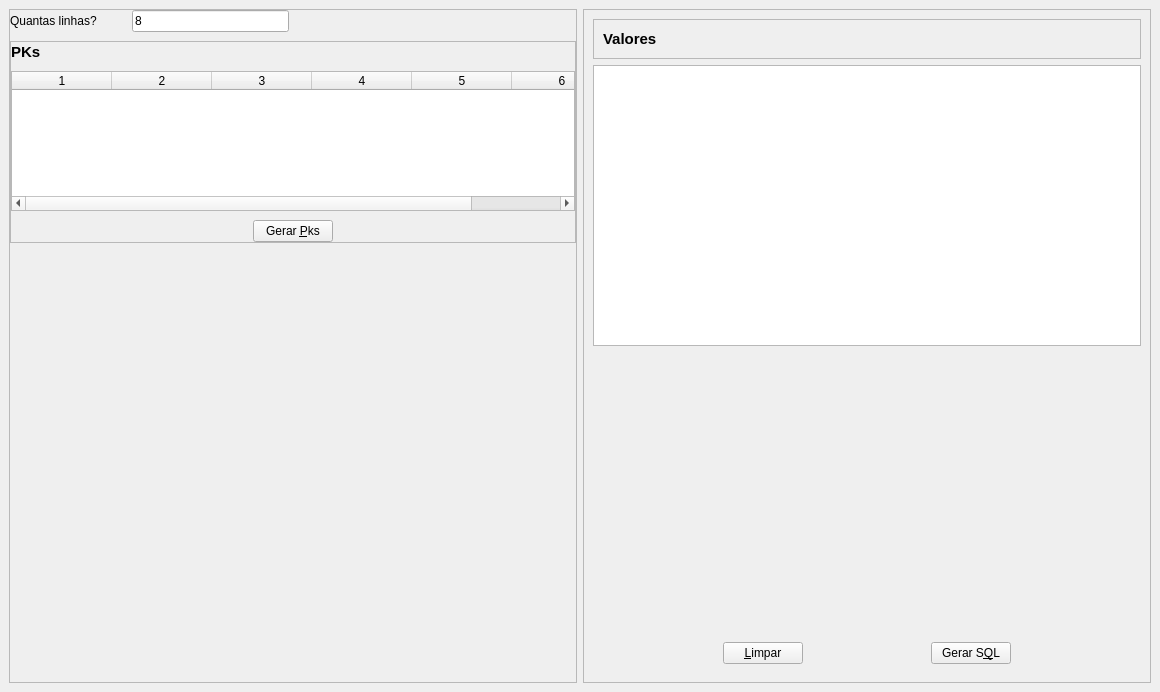
The window that code/sql/applications/insert_generator/table_insert_generator.ui (rodrigocanellas/tenacitas) describes before a commit, drawn with Qt 5.
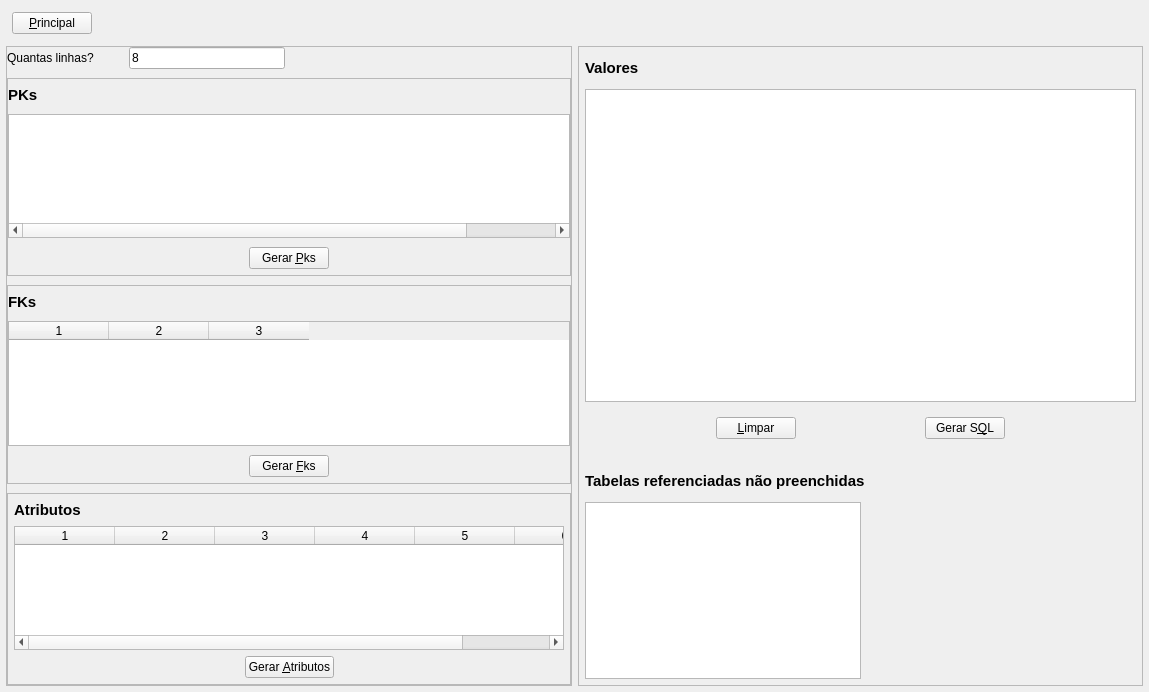
The same window after the commit. Icons and pictures are not drawn.

Patch:
```diff
--- a/code/sql/applications/insert_generator/table_insert_generator.ui
+++ b/code/sql/applications/insert_generator/table_insert_generator.ui
@@ -6,7 +6,7 @@
    <rect>
     <x>0</x>
     <y>0</y>
-    <width>1160</width>
+    <width>1149</width>
     <height>692</height>
    </rect>
   </property>
@@ -18,6 +18,64 @@
     <normaloff>:/capemisa_pequeno.png</normaloff>:/capemisa_pequeno.png</iconset>
   </property>
   <widget class="QWidget" name="centralwidget">
+   <layout class="QVBoxLayout" name="verticalLayout_5">
+    <property name="leftMargin">
+     <number>6</number>
+    </property>
+    <property name="topMargin">
+     <number>6</number>
+    </property>
+    <property name="rightMargin">
+     <number>6</number>
+    </property>
+    <property name="bottomMargin">
+     <number>6</number>
+    </property>
+    <item>
+     <widget class="QFrame" name="fraMain">
+      <property name="frameShape">
+       <enum>QFrame::NoFrame</enum>
+      </property>
+      <property name="frameShadow">
+       <enum>QFrame::Raised</enum>
+      </property>
+      <layout class="QHBoxLayout" name="horizontalLayout_9">
+       <property name="leftMargin">
+        <number>6</number>
+       </property>
+       <property name="topMargin">
+        <number>6</number>
+       </property>
+       <property name="rightMargin">
+        <number>6</number>
+       </property>
+       <property name="bottomMargin">
+        <number>6</number>
+       </property>
+       <item>
+        <widget class="QPushButton" name="btnMain">
+         <property name="text">
+          <string>&amp;Principal</string>
+         </property>
+        </widget>
+       </item>
+       <item>
+        <spacer name="horizontalSpacer_13">
+         <property name="orientation">
+          <enum>Qt::Horizontal</enum>
+         </property>
+         <property name="sizeHint" stdset="0">
+          <size>
+           <width>1036</width>
+           <height>20</height>
+          </size>
+         </property>
+        </spacer>
+       </item>
+      </layout>
+     </widget>
+    </item>
+    <item>
    <layout class="QHBoxLayout" name="horizontalLayout_3">
     <item>
      <widget class="QFrame" name="fraDefinitons">
@@ -27,7 +85,7 @@
       <property name="frameShadow">
        <enum>QFrame::Raised</enum>
       </property>
-      <layout class="QVBoxLayout" name="verticalLayout_2" stretch="5,30,65">
+        <layout class="QVBoxLayout" name="verticalLayout_4">
        <property name="spacing">
         <number>9</number>
        </property>
@@ -106,13 +164,13 @@
            <number>0</number>
           </property>
           <property name="topMargin">
-           <number>0</number>
+             <number>6</number>
           </property>
           <property name="rightMargin">
            <number>0</number>
           </property>
           <property name="bottomMargin">
-           <number>0</number>
+             <number>6</number>
           </property>
           <item>
            <layout class="QHBoxLayout" name="horizontalLayout_2">
@@ -154,10 +212,10 @@
              <number>6</number>
             </property>
             <attribute name="horizontalHeaderVisible">
-             <bool>true</bool>
+               <bool>false</bool>
             </attribute>
             <attribute name="verticalHeaderVisible">
-             <bool>true</bool>
+               <bool>false</bool>
             </attribute>
             <column/>
             <column/>
@@ -208,17 +266,214 @@
         </widget>
        </item>
        <item>
-        <spacer name="verticalSpacer">
+          <widget class="QFrame" name="fraFks">
+           <property name="frameShape">
+            <enum>QFrame::StyledPanel</enum>
+           </property>
+           <property name="frameShadow">
+            <enum>QFrame::Raised</enum>
+           </property>
+           <layout class="QVBoxLayout" name="verticalLayout_2" stretch="10,75,15">
+            <property name="spacing">
+             <number>9</number>
+            </property>
+            <property name="leftMargin">
+             <number>0</number>
+            </property>
+            <property name="topMargin">
+             <number>6</number>
+            </property>
+            <property name="rightMargin">
+             <number>0</number>
+            </property>
+            <property name="bottomMargin">
+             <number>6</number>
+            </property>
+            <item>
+             <layout class="QHBoxLayout" name="horizontalLayout_7">
+              <item>
+               <widget class="QLabel" name="lblFks">
+                <property name="font">
+                 <font>
+                  <pointsize>11</pointsize>
+                  <weight>75</weight>
+                  <bold>true</bold>
+                 </font>
+                </property>
+                <property name="text">
+                 <string>FKs</string>
+                </property>
+               </widget>
+              </item>
+              <item>
+               <spacer name="horizontalSpacer_10">
          <property name="orientation">
-          <enum>Qt::Vertical</enum>
+                 <enum>Qt::Horizontal</enum>
          </property>
          <property name="sizeHint" stdset="0">
           <size>
-           <width>20</width>
-           <height>304</height>
+                  <width>40</width>
+                  <height>20</height>
           </size>
          </property>
         </spacer>
+              </item>
+             </layout>
+            </item>
+            <item>
+             <widget class="QTableWidget" name="tblFks">
+              <property name="columnCount">
+               <number>3</number>
+              </property>
+              <column/>
+              <column/>
+              <column/>
+             </widget>
+            </item>
+            <item>
+             <layout class="QHBoxLayout" name="horizontalLayout_8">
+              <item>
+               <spacer name="horizontalSpacer_11">
+                <property name="orientation">
+                 <enum>Qt::Horizontal</enum>
+                </property>
+                <property name="sizeHint" stdset="0">
+                 <size>
+                  <width>40</width>
+                  <height>20</height>
+                 </size>
+                </property>
+               </spacer>
+              </item>
+              <item>
+               <widget class="QPushButton" name="btnGenFks">
+                <property name="text">
+                 <string>Gerar &amp;Fks</string>
+                </property>
+               </widget>
+              </item>
+              <item>
+               <spacer name="horizontalSpacer_12">
+                <property name="orientation">
+                 <enum>Qt::Horizontal</enum>
+                </property>
+                <property name="sizeHint" stdset="0">
+                 <size>
+                  <width>40</width>
+                  <height>20</height>
+                 </size>
+                </property>
+               </spacer>
+              </item>
+             </layout>
+            </item>
+           </layout>
+          </widget>
+         </item>
+         <item>
+          <widget class="QFrame" name="fraAttrs">
+           <property name="frameShape">
+            <enum>QFrame::StyledPanel</enum>
+           </property>
+           <property name="frameShadow">
+            <enum>QFrame::Raised</enum>
+           </property>
+           <layout class="QVBoxLayout" name="verticalLayout_6" stretch="1,8,1">
+            <property name="leftMargin">
+             <number>6</number>
+            </property>
+            <property name="topMargin">
+             <number>6</number>
+            </property>
+            <property name="rightMargin">
+             <number>6</number>
+            </property>
+            <property name="bottomMargin">
+             <number>6</number>
+            </property>
+            <item>
+             <layout class="QHBoxLayout" name="horizontalLayout_12">
+              <item>
+               <widget class="QLabel" name="lblAttrs">
+                <property name="font">
+                 <font>
+                  <pointsize>11</pointsize>
+                  <weight>75</weight>
+                  <bold>true</bold>
+                 </font>
+                </property>
+                <property name="text">
+                 <string>Atributos</string>
+                </property>
+               </widget>
+              </item>
+              <item>
+               <spacer name="horizontalSpacer_16">
+                <property name="orientation">
+                 <enum>Qt::Horizontal</enum>
+                </property>
+                <property name="sizeHint" stdset="0">
+                 <size>
+                  <width>40</width>
+                  <height>20</height>
+                 </size>
+                </property>
+               </spacer>
+              </item>
+             </layout>
+            </item>
+            <item>
+             <widget class="QTableWidget" name="tblAttrs">
+              <property name="columnCount">
+               <number>6</number>
+              </property>
+              <column/>
+              <column/>
+              <column/>
+              <column/>
+              <column/>
+              <column/>
+             </widget>
+            </item>
+            <item>
+             <layout class="QHBoxLayout" name="horizontalLayout_13">
+              <item>
+               <spacer name="horizontalSpacer_17">
+                <property name="orientation">
+                 <enum>Qt::Horizontal</enum>
+                </property>
+                <property name="sizeHint" stdset="0">
+                 <size>
+                  <width>40</width>
+                  <height>20</height>
+                 </size>
+                </property>
+               </spacer>
+              </item>
+              <item>
+               <widget class="QPushButton" name="btnGenAttrs">
+                <property name="text">
+                 <string>Gerar &amp;Atributos</string>
+                </property>
+               </widget>
+              </item>
+              <item>
+               <spacer name="horizontalSpacer_18">
+                <property name="orientation">
+                 <enum>Qt::Horizontal</enum>
+                </property>
+                <property name="sizeHint" stdset="0">
+                 <size>
+                  <width>40</width>
+                  <height>20</height>
+                 </size>
+                </property>
+               </spacer>
+              </item>
+             </layout>
+            </item>
+           </layout>
+          </widget>
        </item>
       </layout>
      </widget>
@@ -231,15 +486,20 @@
       <property name="frameShadow">
        <enum>QFrame::Raised</enum>
       </property>
-      <layout class="QVBoxLayout" name="verticalLayout_3">
+        <layout class="QVBoxLayout" name="verticalLayout_3" stretch="5,53,5,2,5,30">
+         <property name="leftMargin">
+          <number>6</number>
+         </property>
+         <property name="topMargin">
+          <number>6</number>
+         </property>
+         <property name="rightMargin">
+          <number>6</number>
+         </property>
+         <property name="bottomMargin">
+          <number>6</number>
+         </property>
        <item>
-        <widget class="QFrame" name="frame">
-         <property name="frameShape">
-          <enum>QFrame::StyledPanel</enum>
-         </property>
-         <property name="frameShadow">
-          <enum>QFrame::Raised</enum>
-         </property>
          <layout class="QHBoxLayout" name="horizontalLayout_6">
           <item>
            <widget class="QLabel" name="lblValues">
@@ -269,24 +529,10 @@
            </spacer>
           </item>
          </layout>
-        </widget>
        </item>
        <item>
         <widget class="QTableWidget" name="tblValues"/>
        </item>
-       <item>
-        <spacer name="verticalSpacer_2">
-         <property name="orientation">
-          <enum>Qt::Vertical</enum>
-         </property>
-         <property name="sizeHint" stdset="0">
-          <size>
-           <width>20</width>
-           <height>40</height>
-          </size>
-         </property>
-        </spacer>
-       </item>
        <item>
         <widget class="QFrame" name="fraBtnsValues">
          <property name="frameShape">
@@ -352,8 +598,78 @@
          </layout>
         </widget>
        </item>
-      </layout>
-     </widget>
+         <item>
+          <spacer name="verticalSpacer_2">
+           <property name="orientation">
+            <enum>Qt::Vertical</enum>
+           </property>
+           <property name="sizeHint" stdset="0">
+            <size>
+             <width>20</width>
+             <height>40</height>
+            </size>
+           </property>
+          </spacer>
+         </item>
+         <item>
+          <layout class="QHBoxLayout" name="horizontalLayout_11">
+           <item>
+            <widget class="QLabel" name="label">
+             <property name="font">
+              <font>
+               <pointsize>11</pointsize>
+               <weight>75</weight>
+               <bold>true</bold>
+              </font>
+             </property>
+             <property name="text">
+              <string>Tabelas referenciadas não preenchidas</string>
+             </property>
+            </widget>
+           </item>
+           <item>
+            <spacer name="horizontalSpacer_15">
+             <property name="orientation">
+              <enum>Qt::Horizontal</enum>
+             </property>
+             <property name="sizeHint" stdset="0">
+              <size>
+               <width>18</width>
+               <height>20</height>
+              </size>
+             </property>
+            </spacer>
+           </item>
+          </layout>
+         </item>
+         <item>
+          <layout class="QHBoxLayout" name="horizontalLayout_10">
+           <item>
+            <widget class="QListWidget" name="lstMissingPks">
+             <property name="editTriggers">
+              <set>QAbstractItemView::NoEditTriggers</set>
+             </property>
+            </widget>
+           </item>
+           <item>
+            <spacer name="horizontalSpacer_14">
+             <property name="orientation">
+              <enum>Qt::Horizontal</enum>
+             </property>
+             <property name="sizeHint" stdset="0">
+              <size>
+               <width>40</width>
+               <height>20</height>
+              </size>
+             </property>
+            </spacer>
+           </item>
+          </layout>
+         </item>
+        </layout>
+       </widget>
+      </item>
+     </layout>
     </item>
    </layout>
   </widget>
```
Lines whose indentation alone changed are shown as unchanged.
